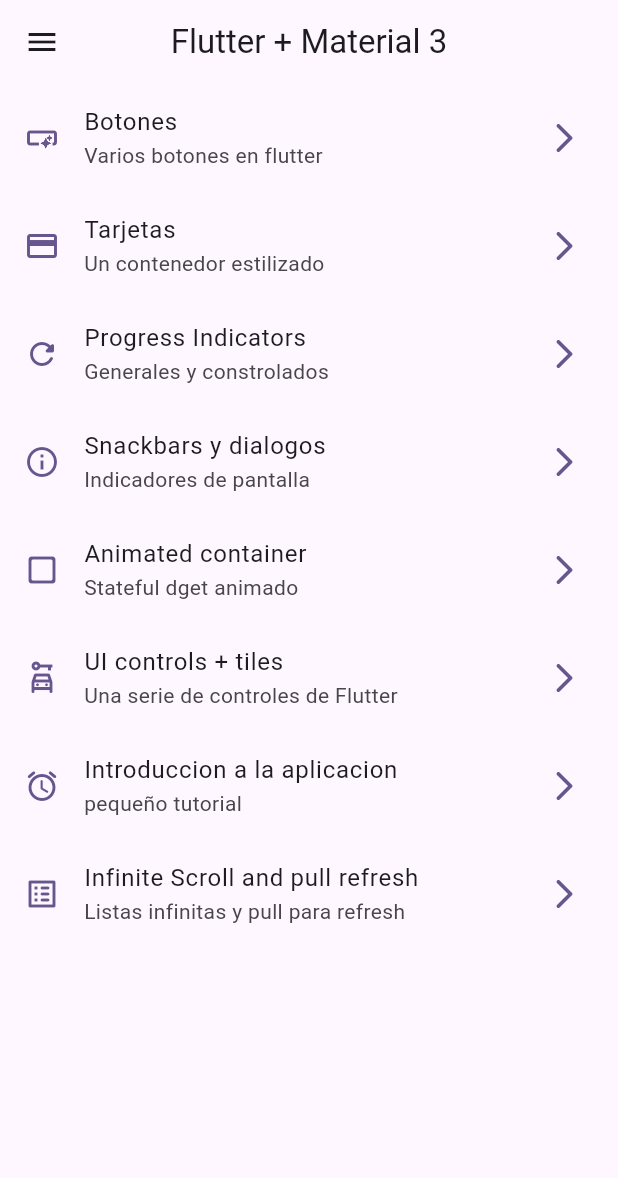
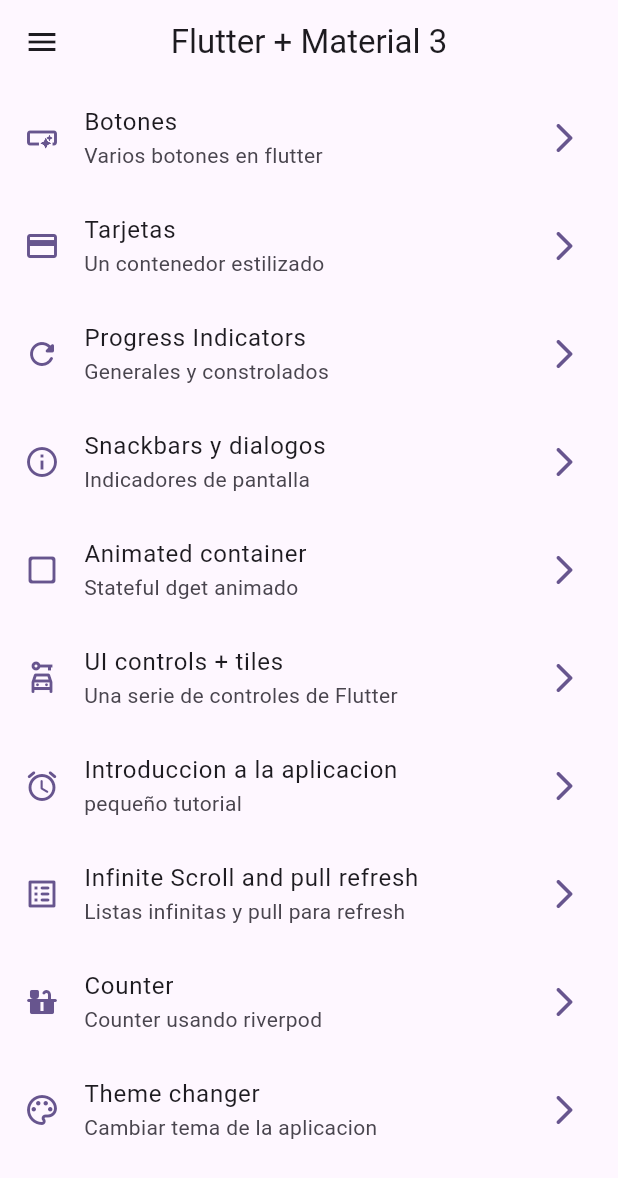
Before and after one commit to andrevalos88/widgets_app, a Flutter app: the screen it shows after launch, on a phone screen of 412 x 824 dp. Shown: the top 1178 px of the screen. Run offline on Flutter 3.47's test engine with Material 3 defaults, Android fonts, the phone set to English and light mode, and no system bars; our stand-ins replace animate_do, flutter_riverpod, go_router.

Commit message:
cambio de tema con notifier custom completado

```diff
--- a/analysis_options.yaml
+++ b/analysis_options.yaml
@@ -1 +1,5 @@
 include: package:flutter_lints/flutter.yaml
+
+analyzer:
+  plugins:
+    - custom_lint
--- a/lib/config/menu/menu_items.dart
+++ b/lib/config/menu/menu_items.dart
@@ -24,4 +24,6 @@ MenuItem(title: 'Animated container', subTitle: 'Stateful dget animado', link: '
 MenuItem(title: 'UI controls + tiles', subTitle: 'Una serie de controles de Flutter', link: '/ui-controls', icon: Icons.car_rental_outlined),
 MenuItem(title: 'Introduccion a la aplicacion', subTitle: 'pequeño tutorial', link: '/tutorial', icon: Icons.access_alarm_rounded),
 MenuItem(title: 'Infinite Scroll and pull refresh', subTitle: 'Listas infinitas y pull para refresh', link: '/infinite', icon: Icons.list_alt_rounded),
+MenuItem(title: 'Counter', subTitle: 'Counter usando riverpod', link: '/counter', icon: Icons.countertops_rounded),
+MenuItem(title: 'Theme changer', subTitle: 'Cambiar tema de la aplicacion', link: '/theme_changer', icon: Icons.color_lens_outlined),
 ];
--- a/lib/config/router/app_router.dart
+++ b/lib/config/router/app_router.dart
@@ -49,5 +49,15 @@ final appRouter = GoRouter(
       name: InfiniteScrollScreen.name,
       builder: (context, state) => const InfiniteScrollScreen(),
     ),
+    GoRoute(
+      path: '/counter',
+      name: CounterScreen.name,
+      builder: (context, state) => const CounterScreen(),
+    ),
+    GoRoute(
+      path: '/theme_changer',
+      name: ThemeChangerScreen.name,
+      builder: (context, state) => const ThemeChangerScreen(),
+    ),
   ],
 );
--- a/lib/config/theme/app_theme.dart
+++ b/lib/config/theme/app_theme.dart
@@ -4,7 +4,7 @@ import 'package:flutter/material.dart';
 
 const Color _customColor = Color.fromARGB(255, 84, 27, 176);
 
-const List<Color> _colorThemes = [
+const List<Color> colorThemes = [
   _customColor,
   Colors.blue,
   Colors.teal,
@@ -17,20 +17,31 @@ const List<Color> _colorThemes = [
 
 class AppTheme{
   final int selectedColor;
+  final bool isDarkMode;
 
   AppTheme({
-    required this.selectedColor
-  }): assert(selectedColor >= 0 && selectedColor <= _colorThemes.length - 1,
+     this.selectedColor = 0,
+     this.isDarkMode = false
+  }): assert(selectedColor >= 0 && selectedColor <= colorThemes.length - 1,
             'Colors must be between 0 and 7') ;
 
   ThemeData theme(){
     return ThemeData(
       useMaterial3: true,
-      colorSchemeSeed: _colorThemes[selectedColor],
-      brightness: Brightness.light,
+      colorSchemeSeed: colorThemes[selectedColor],
+      brightness: isDarkMode ? Brightness.dark : Brightness.light,
       appBarTheme: const AppBarTheme(
         centerTitle: true,
       )
     );
   }
+
+
+  AppTheme copywith ({
+    int? selectedColor,
+    bool? isDarkMode
+  }) => AppTheme(
+    selectedColor: selectedColor ?? this.selectedColor,
+    isDarkMode: isDarkMode ?? this.isDarkMode
+  );
 }
--- a/lib/main.dart
+++ b/lib/main.dart
@@ -1,20 +1,33 @@
 import 'package:flutter/material.dart';
+import 'package:flutter_riverpod/flutter_riverpod.dart';
 import 'package:widgets_app/config/router/app_router.dart';
 import 'package:widgets_app/config/theme/app_theme.dart';
+import 'package:widgets_app/presentation/providers/theme_provider.dart';
 
 void main() {
-  runApp(const MainApp());
+  runApp(
+    const ProviderScope(
+      child: MainApp()
+    )
+
+  );
 }
 
-class MainApp extends StatelessWidget {
+class MainApp extends ConsumerWidget {
   const MainApp({super.key});
 
   @override
-  Widget build(BuildContext context) {
+  Widget build(BuildContext context,ref) {
+
+    //final int selecteColor = ref.watch(selectedColorProvider);
+    //final bool isDark = ref.watch(isDarkModeProvider);
+    final AppTheme appTheme = ref.watch(themeNotifierProvider);
+
     return MaterialApp.router(
       title: 'Widget App',
       routerConfig: appRouter,
-      theme: AppTheme(selectedColor: 0).theme(),
+      theme: appTheme.theme(),
+      //AppTheme(selectedColor: selecteColor, isDarkMode: isDark).theme(),
     );
   }
 }
--- /dev/null
+++ b/lib/presentation/providers/counter_provider.dart
@@ -0,0 +1,5 @@
+
+
+import 'package:flutter_riverpod/flutter_riverpod.dart';
+
+final counterProvider = StateProvider((ref) => 5);
--- /dev/null
+++ b/lib/presentation/providers/theme_provider.dart
@@ -0,0 +1,25 @@
+
+import 'package:flutter_riverpod/flutter_riverpod.dart';
+import 'package:widgets_app/config/theme/app_theme.dart';
+
+final isDarkModeProvider =  StateProvider<bool>((ref) => false);
+
+final colorListProvider = Provider((ref) => colorThemes);
+
+final selectedColorProvider = StateProvider((ref) => 0);
+
+final themeNotifierProvider = StateNotifierProvider<ThemeNotifier,AppTheme>((ref) => ThemeNotifier());
+
+
+class ThemeNotifier extends StateNotifier<AppTheme> {
+
+  ThemeNotifier(): super(AppTheme());
+
+  void toggleDarkMode(){
+    state = state.copywith(isDarkMode: !state.isDarkMode);
+  }
+
+  void changeColorIndex(int colorIndex){
+    state = state.copywith(selectedColor: colorIndex);
+  }
+}
--- a/lib/presentation/screens/screens.dart
+++ b/lib/presentation/screens/screens.dart
@@ -10,3 +10,5 @@ export 'package:widgets_app/presentation/screens/infinity_scroll/infinity_sroll_
 export 'package:widgets_app/presentation/screens/progress/progress_screen.dart';
 export 'package:widgets_app/presentation/screens/snackbar/snackbar_screen.dart';
 export 'package:widgets_app/presentation/screens/ui_controls/ui_controls_screen.dart';
+export 'package:widgets_app/presentation/screens/counter/counter_screen.dart';
+export 'package:widgets_app/presentation/screens/theme_changer/theme_changer.dart';
--- a/pubspec.yaml
+++ b/pubspec.yaml
@@ -10,6 +10,7 @@ dependencies:
   animate_do: ^3.3.4
   flutter:
     sdk: flutter
+  flutter_riverpod: ^2.5.1
   go_router: ^13.2.4
 
 dev_dependencies:
```
Also changed, not shown: lib/presentation/screens/counter/counter_screen.dart (added, +31 -0 lines), lib/presentation/screens/theme_changer/theme_changer.dart (added, +62 -0 lines), pubspec.lock.
